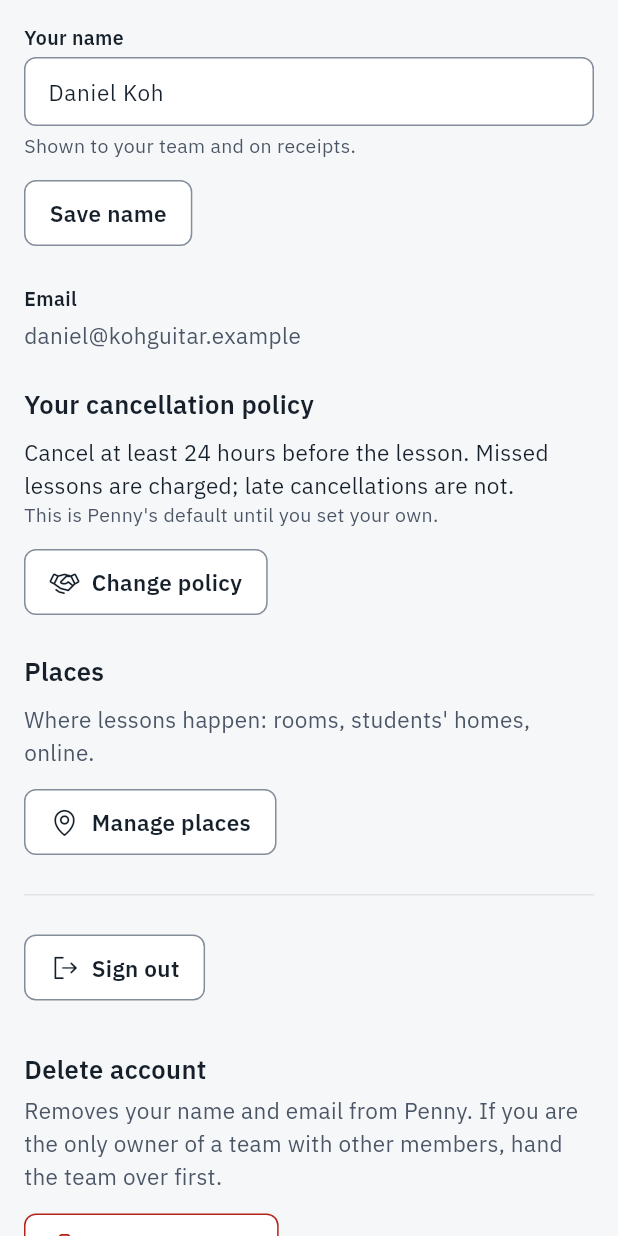
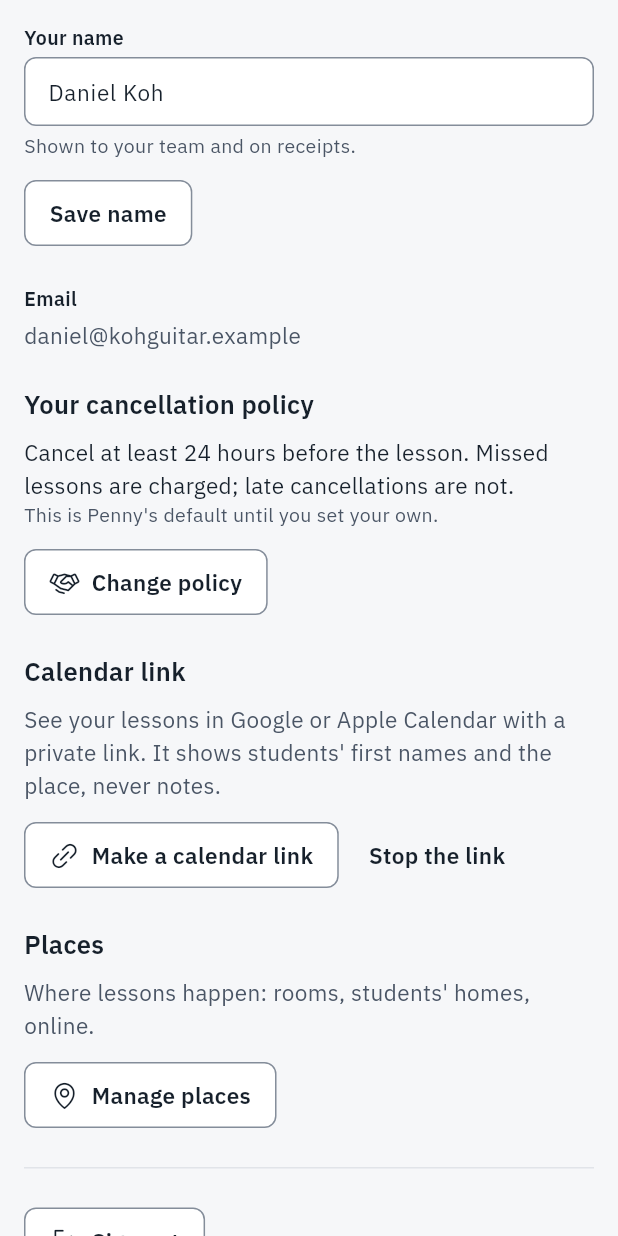
Before and after one commit to tgwtea/penny, a Flutter app: the AccountScreen widget shown alone on an empty page, opened directly, on a phone screen of 412 x 824 dp. Run offline on Flutter 3.47's test engine with Material 3 defaults, Android fonts, the phone set to English and light mode, and no system bars; our stand-ins replace firebase_auth, firebase_core, flutter_riverpod, go_router; missing offline and left inert: analyzer, widgetbook; accounts and stored records are empty.

Commit message:
feat(client): make, copy and stop a private calendar link
Account has a Calendar link section: make a link to subscribe to in
Google or Apple Calendar, copy it, or stop it. Penny keeps only a hash
of the link, so it is shown once, when made, with a warning to treat it
like a password; making a new one stops the old.

```diff
--- a/apps/client/lib/features/auth/presentation/account_screen.dart
+++ b/apps/client/lib/features/auth/presentation/account_screen.dart
@@ -10,6 +10,7 @@ import '../../lessons/presentation/policy_form.dart';
 import '../../shared/presentation/async_action.dart';
 import '../../shared/presentation/failure_text.dart';
 import '../../team/presentation/team_switcher.dart';
+import '../../timetable/presentation/calendar_link.dart';
 import '../application/session_controller.dart';
 import '../domain/session.dart';
 
@@ -151,6 +152,8 @@ class _AccountScreenState extends ConsumerState<AccountScreen>
               session.activeMembership != null) ...[
             const PennySectionHeader(title: 'Your cancellation policy'),
             PolicySummary(membershipId: session.activeMembership!.id),
+            const PennySectionHeader(title: 'Calendar link'),
+            CalendarLinkSection(membershipId: session.activeMembership!.id),
           ],
           if (session is SignedIn && session.can(Capability.manageLessons)) ...[
             const PennySectionHeader(title: 'Places'),
--- /dev/null
+++ b/apps/client/lib/features/timetable/presentation/calendar_link.dart
@@ -0,0 +1,133 @@
+// ignore: deprecated_member_use, see docs/adr/023-stay-on-the-sdk-material-library.md
+import 'package:flutter/material.dart';
+import 'package:flutter/services.dart';
+import 'package:flutter_riverpod/flutter_riverpod.dart';
+import 'package:penny_ui/penny_ui.dart';
+
+import '../../../core/failure.dart';
+import '../../shared/presentation/async_action.dart';
+import '../../shared/presentation/failure_text.dart';
+import '../application/timetable_providers.dart';
+
+/// A tutor's private calendar link (Phase 6, "iCalendar feed"): make one to
+/// subscribe to in Google or Apple Calendar, copy it, or stop it.
+///
+/// Penny keeps only a hash of the link, so it is shown once, right after it
+/// is made; making a new one stops the old one.
+class CalendarLinkSection extends ConsumerStatefulWidget {
+  /// Creates the section for [membershipId]'s link.
+  const CalendarLinkSection({super.key, required this.membershipId});
+
+  /// Whose lessons the link shows.
+  final String membershipId;
+
+  @override
+  ConsumerState<CalendarLinkSection> createState() =>
+      _CalendarLinkSectionState();
+}
+
+class _CalendarLinkSectionState extends ConsumerState<CalendarLinkSection>
+    with AsyncAction {
+  String? _link;
+
+  Future<void> _make() async {
+    String? link;
+    final ok = await run(() async {
+      link = await ref
+          .read(calendarFeedActionsProvider)
+          .create(widget.membershipId);
+    });
+    if (ok && mounted) setState(() => _link = link);
+  }
+
+  Future<void> _copy() async {
+    await Clipboard.setData(ClipboardData(text: _link!));
+    if (mounted) PennySnackbar.show(context, message: 'Link copied');
+  }
+
+  Future<void> _stop() async {
+    final sure = await showPennyConfirmation(
+      context,
+      title: 'Stop your calendar link?',
+      body:
+          'Calendars subscribed to it stop updating. You can make a new link '
+          'at any time.',
+      confirmLabel: 'Stop the link',
+      destructive: true,
+    );
+    if (!sure || !mounted) return;
+    try {
+      await ref.read(calendarFeedActionsProvider).revoke(widget.membershipId);
+      if (!mounted) return;
+      setState(() => _link = null);
+      PennySnackbar.show(context, message: 'Calendar link stopped');
+    } on NotFoundFailure {
+      if (!mounted) return;
+      setState(() => _link = null);
+      PennySnackbar.show(context, message: 'There was no link to stop.');
+    } on Failure catch (f) {
+      if (mounted) PennySnackbar.show(context, message: failureText(f));
+    }
+  }
+
+  @override
+  Widget build(BuildContext context) {
+    final c = PennyColors.of(context);
+    final failure = this.failure;
+    final link = _link;
+    return Column(
+      crossAxisAlignment: CrossAxisAlignment.stretch,
+      children: [
+        Text(
+          'See your lessons in Google or Apple Calendar with a private link. '
+          'It shows students\' first names and the place, never notes.',
+          style: PennyText.body.copyWith(color: c.textSecondary),
+        ),
+        if (failure != null) ...[
+          const SizedBox(height: PennySpace.s3),
+          PennyNotice(
+            tone: PennyNoticeTone.danger,
+            title: failureText(failure),
+          ),
+        ],
+        if (link != null) ...[
+          const SizedBox(height: PennySpace.s3),
+          PennyNotice(
+            title: 'Your new calendar link',
+            body:
+                'Add it in your calendar app as a subscription. Treat it like '
+                'a password: anyone with it sees your lessons. Penny shows it '
+                'only now.',
+          ),
+          const SizedBox(height: PennySpace.s2),
+          SelectableText(link, style: PennyText.small.copyWith(color: c.text)),
+        ],
+        const SizedBox(height: PennySpace.s3),
+        Wrap(
+          spacing: PennySpace.s2,
+          runSpacing: PennySpace.s2,
+          children: [
+            if (link != null)
+              PennyButton(
+                label: 'Copy link',
+                icon: PennyIcons.copy,
+                variant: PennyButtonVariant.secondary,
+                onPressed: _copy,
+              ),
+            PennyButton(
+              label: link == null ? 'Make a calendar link' : 'Make a new link',
+              icon: PennyIcons.link,
+              variant: PennyButtonVariant.secondary,
+              onPressed: busy ? null : _make,
+            ),
+            PennyButton(
+              label: 'Stop the link',
+              variant: PennyButtonVariant.quiet,
+              onPressed: busy ? null : _stop,
+            ),
+          ],
+        ),
+      ],
+    );
+  }
+}
```
Also changed, not shown: 2 other files.
